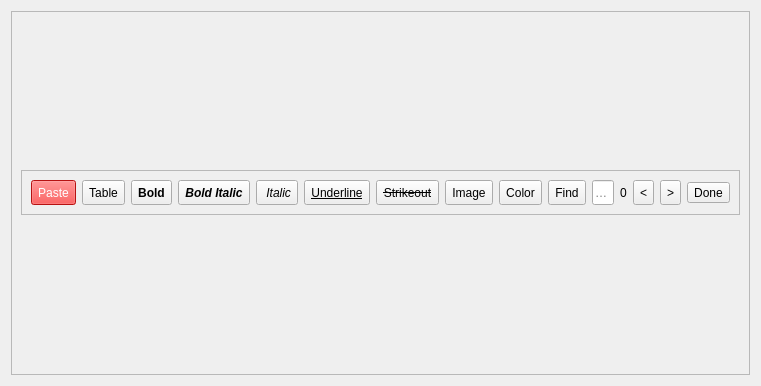
ic005k/Knot-Legacy, file src/Notes/Notes.ui: the form before one commit.
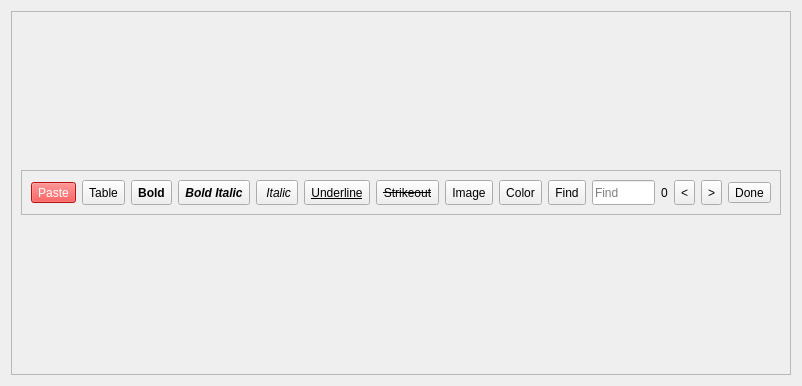
The form after the commit. Icons and pictures are not drawn.

The edit to the form file:
```diff
--- a/src/Notes/Notes.ui
+++ b/src/Notes/Notes.ui
@@ -6,7 +6,7 @@
    <rect>
     <x>0</x>
     <y>0</y>
-    <width>725</width>
+    <width>802</width>
     <height>386</height>
    </rect>
   </property>
@@ -81,7 +81,7 @@
              <property name="maximumSize">
               <size>
                <width>16777215</width>
-               <height>25</height>
+               <height>16777215</height>
               </size>
              </property>
              <property name="styleSheet">
```
Left out of the diff: 16 changed lines with no effect on the pictures.
